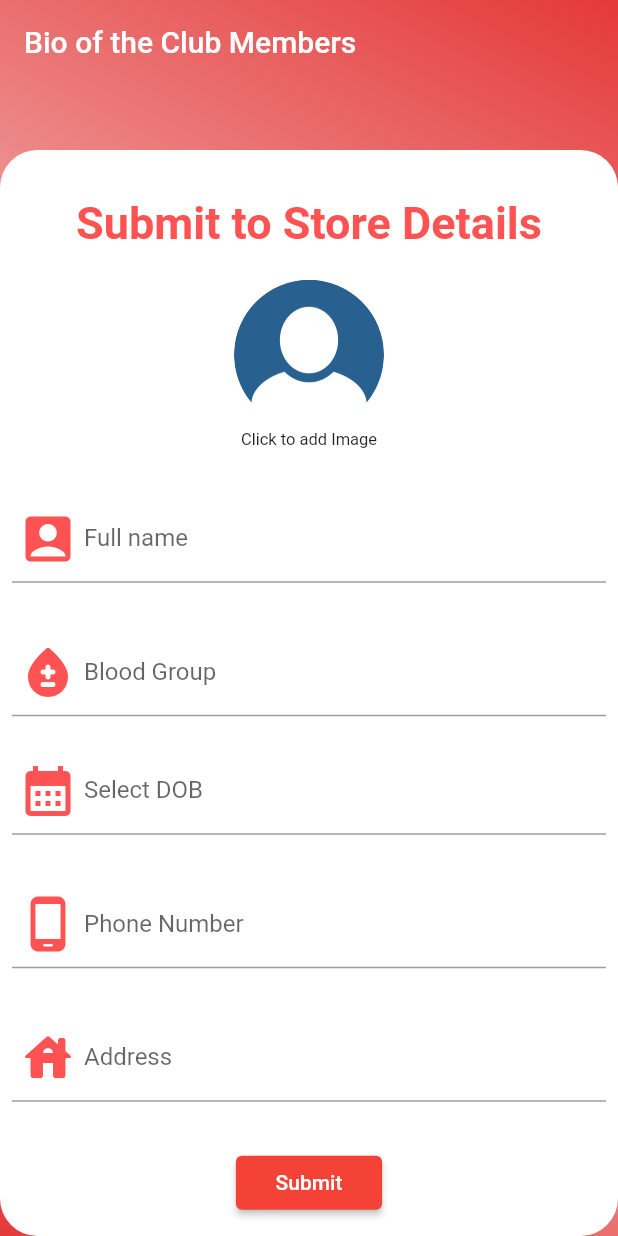
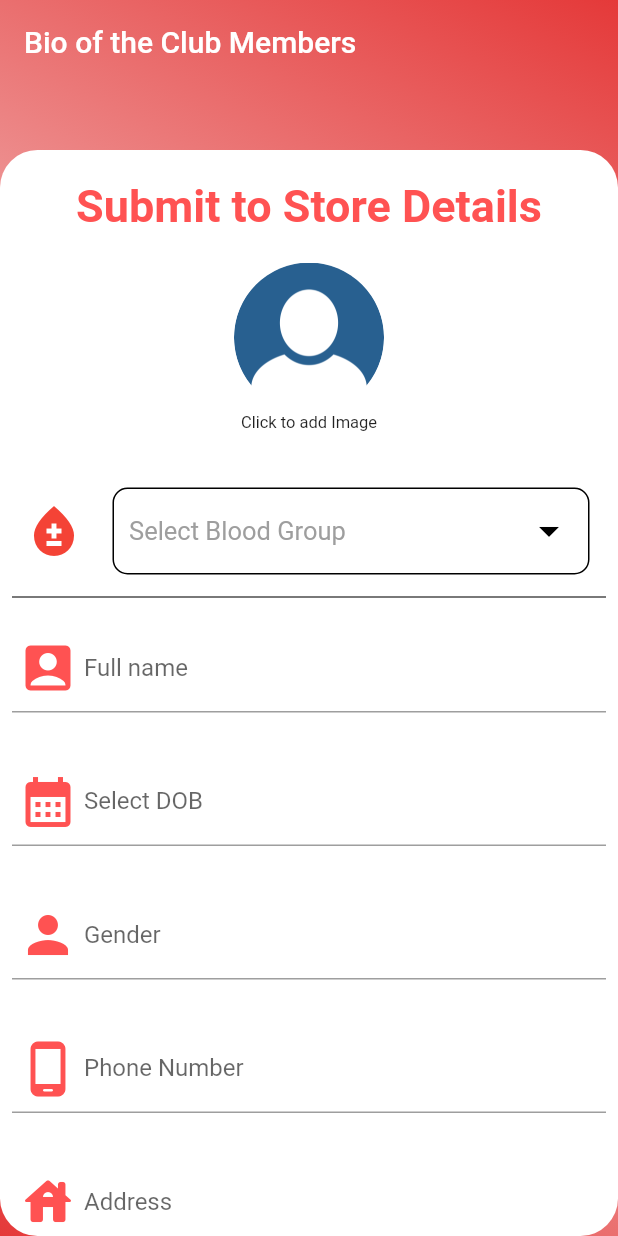
Before and after one commit to Dhina0508/Blood-Donation-app, a Flutter app: the RegisterMembers screen opened directly, on a phone screen of 412 x 824 dp. Run offline on Flutter 3.47's test engine with Material 2 defaults, Android fonts, the phone set to English and light mode, and no system bars; our stand-ins replace cloud_firestore, country_code_picker, firebase_auth, firebase_core, firebase_storage, fluttertoast and 5 more; accounts and stored records are empty.

Commit message:
Commit13

```diff
--- a/lib/screens/register_member.dart
+++ b/lib/screens/register_member.dart
@@ -34,9 +34,23 @@ class _RegisterMembersState extends State<RegisterMembers> {
   TextEditingController _PhoneNoController = TextEditingController();
 
   TextEditingController _AddressController = TextEditingController();
+  TextEditingController _sexController = TextEditingController();
 
   TextEditingController _BloodController = TextEditingController();
   TextEditingController _dobcontroller = TextEditingController();
+  String? value;
+
+  final blood_type = [
+    "O +ve",
+    "O -ve",
+    "A +ve",
+    "A1 +ve",
+    "B +ve",
+    "B -ve",
+    "AB +ve",
+    "AB -ve",
+    "Others"
+  ];
 
   SendUserDataToDB() async {
     final FirebaseAuth _auth = FirebaseAuth.instance;
@@ -54,13 +68,14 @@ class _RegisterMembersState extends State<RegisterMembers> {
       "Name": _NameController.text,
       "PhoneNumber": _PhoneNoController.text,
       "Address": _AddressController.text,
+      "Sex": _sexController.text,
       "DOB": _dobcontroller.text,
-      "Blood": _BloodController.text,
+      "Blood": value == 'Others' ? _BloodController.text : value,
       "Time": DateTime.now(),
       "img": url,
     }).then((value) {
       ScaffoldMessenger.of(context).showSnackBar(SnackBar(
-        content: Text("Details Of The User Has Been Added"),
+        content: Text("Details Of The Members Has Been Added"),
         behavior: SnackBarBehavior.floating,
       ));
       Navigator.of(context).pop();
@@ -143,9 +158,72 @@ class _RegisterMembersState extends State<RegisterMembers> {
                       'Click to add Image',
                       style: TextStyle(fontSize: 11),
                     ),
+                    SizedBox(
+                      height: 30,
+                    ),
+                    ListTile(
+                      leading: Icon(
+                        Icons.bloodtype,
+                        color: Colors.red,
+                        size: 40,
+                      ),
+                      title: Container(
+                        padding:
+                            EdgeInsets.symmetric(horizontal: 10, vertical: 4),
+                        margin: EdgeInsets.all(3),
+                        decoration: BoxDecoration(
+                            borderRadius: BorderRadius.circular(10),
+                            border: Border.all(color: Colors.black, width: 1)),
+                        child: DropdownButtonHideUnderline(
+                          child: DropdownButton<String>(
+                              dropdownColor: Colors.white,
+                              hint: Text(
+                                'Select Blood Group',
+                                style:
+                                    TextStyle(fontSize: 17, color: Colors.grey),
+                              ),
+                              value: value,
+                              style: TextStyle(color: Colors.black),
+                              iconSize: 16 * 2,
+                              icon: Icon(
+                                Icons.arrow_drop_down,
+                                color: Colors.black,
+                              ),
+                              items: blood_type.map(buildMenuItem).toList(),
+                              onChanged: (value) => setState(() {
+                                    this.value = value;
+                                  })),
+                        ),
+                      ),
+                    ),
+                    value == 'Others'
+                        ? Padding(
+                            padding: const EdgeInsets.only(
+                                top: 10, right: 8, left: 8, bottom: 10),
+                            child: TextFormField(
+                              controller: _BloodController,
+                              decoration: InputDecoration(
+                                labelText: 'Blood Group',
+                                prefixIcon: Icon(
+                                  Icons.bloodtype,
+                                  color: Colors.redAccent[200],
+                                  size: 40,
+                                ),
+                              ),
+                            ),
+                          )
+                        : Container(),
+                    value == 'Others'
+                        ? Container()
+                        : Divider(
+                            thickness: 0.7,
+                            color: Colors.black,
+                            indent: 8,
+                            endIndent: 8,
+                          ),
                     Padding(
                       padding:
-                          const EdgeInsets.only(right: 8, top: 30, left: 8),
+                          const EdgeInsets.only(right: 8, top: 10, left: 8),
                       child: TextFormField(
                         controller: _NameController,
                         decoration: InputDecoration(
@@ -159,22 +237,7 @@ class _RegisterMembersState extends State<RegisterMembers> {
                       ),
                     ),
                     Padding(
-                      padding:
-                          const EdgeInsets.only(right: 8, top: 30, left: 8),
-                      child: TextFormField(
-                        controller: _BloodController,
-                        decoration: InputDecoration(
-                            labelText: 'Blood Group',
-                            prefixIcon: Icon(
-                              Icons.bloodtype_rounded,
-                              color: Colors.redAccent[200],
-                              size: 40,
-                            ),
-                            hintText: 'Eg: B+ve'),
-                      ),
-                    ),
-                    Padding(
-                      padding: EdgeInsets.only(right: 8, top: 20, left: 8),
+                      padding: EdgeInsets.only(right: 8, top: 30, left: 8),
                       child: TextField(
                         controller: _dobcontroller,
                         decoration: InputDecoration(
@@ -197,6 +260,21 @@ class _RegisterMembersState extends State<RegisterMembers> {
                             });
                           }
                         },
+                      ),
+                    ),
+                    Padding(
+                      padding:
+                          const EdgeInsets.only(right: 8, top: 30, left: 8),
+                      child: TextFormField(
+                        controller: _sexController,
+                        decoration: InputDecoration(
+                            labelText: 'Gender',
+                            prefixIcon: Icon(
+                              Icons.person,
+                              color: Colors.redAccent[200],
+                              size: 40,
+                            ),
+                            hintText: 'Eg: Male or Female or Transgender'),
                       ),
                     ),
                     Padding(
@@ -238,7 +316,7 @@ class _RegisterMembersState extends State<RegisterMembers> {
                               backgroundColor: Colors.red),
                           onPressed: () {
                             if (_NameController.text != "" &&
-                                _BloodController.text != "" &&
+                                _dobcontroller.text != "" &&
                                 _PhoneNoController.text != "" &&
                                 _AddressController.text != "") {
                               if (file == null) {
@@ -275,4 +353,11 @@ class _RegisterMembersState extends State<RegisterMembers> {
           ),
         ));
   }
+
+  DropdownMenuItem<String> buildMenuItem(String item) => DropdownMenuItem(
+      value: item,
+      child: Text(
+        item,
+        style: TextStyle(fontSize: 20, fontWeight: FontWeight.bold),
+      ));
 }
```
